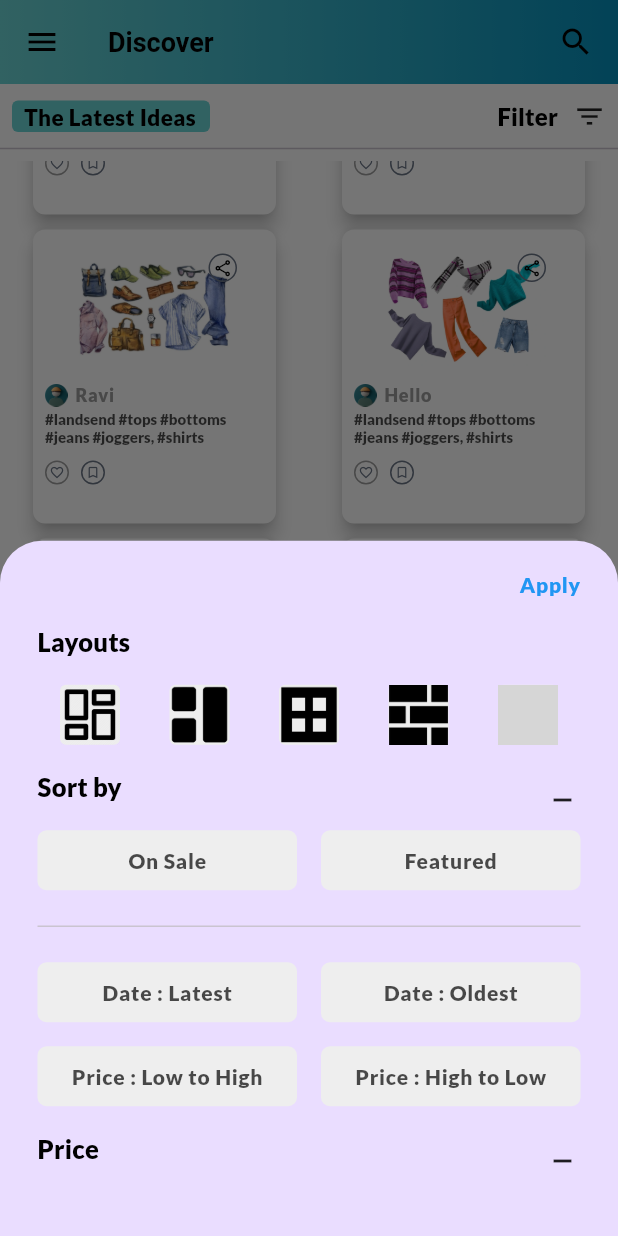
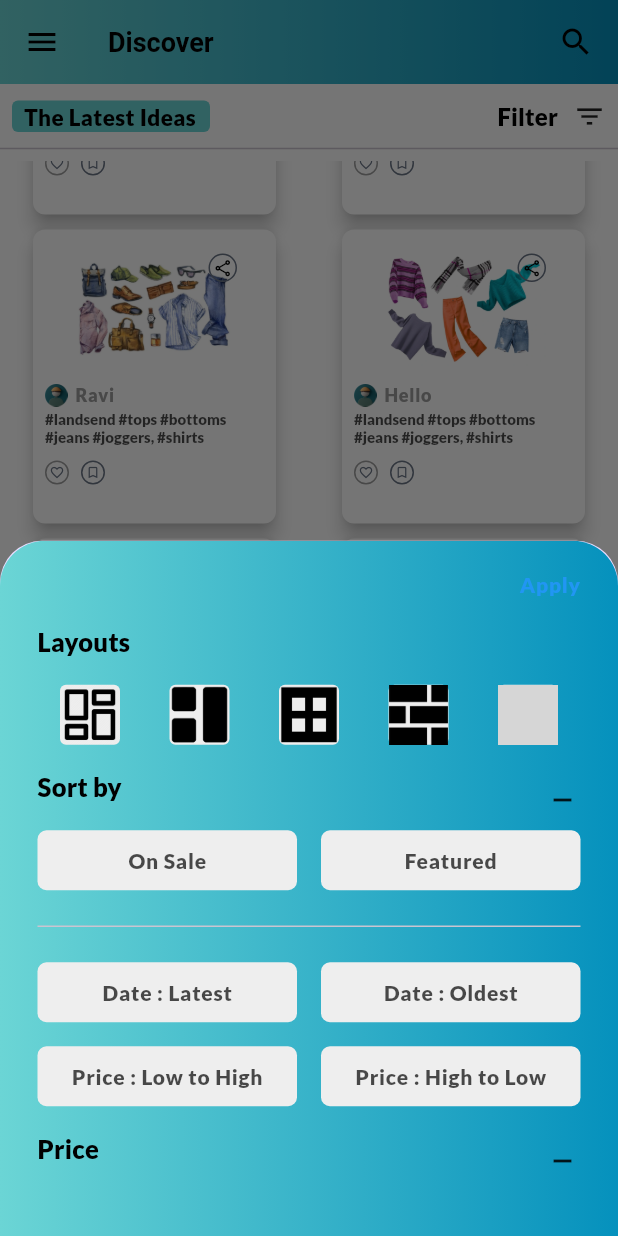
Before and after one commit to Dev-Muniraj/Fashion, a Flutter app: the screen it shows after launch, item 3 of the bottom bar chosen, scrolled down 165 dp, after a tap on "Filter", on a phone screen of 412 x 824 dp. Run offline on Flutter 3.47's test engine with Material 3 defaults, Android fonts, the light colour scheme and no system bars; our stand-ins replace flutter_chat_types, flutter_chat_ui; grey boxes are pictures that could not be loaded.

Commit message:
Updating All Files

```diff
--- a/lib/features/closet/page/discover/widgets/custom_filter_page.dart
+++ b/lib/features/closet/page/discover/widgets/custom_filter_page.dart
@@ -8,6 +8,18 @@ void CustomFilterPage(BuildContext context) {
       context: context,
       builder: (builder) {
         return SingleChildScrollView(
+          child: Container(
+            decoration: BoxDecoration(
+              gradient: LinearGradient(
+                colors: [Color(0xff0591BD), Color(0xff6BD5D5)],
+                begin: Alignment.topRight,
+                end: Alignment.topLeft,
+              ),
+              borderRadius: BorderRadius.only(
+                topRight: Radius.circular(30),
+                topLeft: Radius.circular(30),
+              )
+            ),
             child: Padding(
               padding: const EdgeInsets.symmetric(horizontal: 25, vertical: 20),
               child: SizedBox(
@@ -283,6 +295,7 @@ void CustomFilterPage(BuildContext context) {
                 ),
               ),
             ),
+          ),
         );
       });
 }
```
Lines whose indentation alone changed are shown as unchanged.
